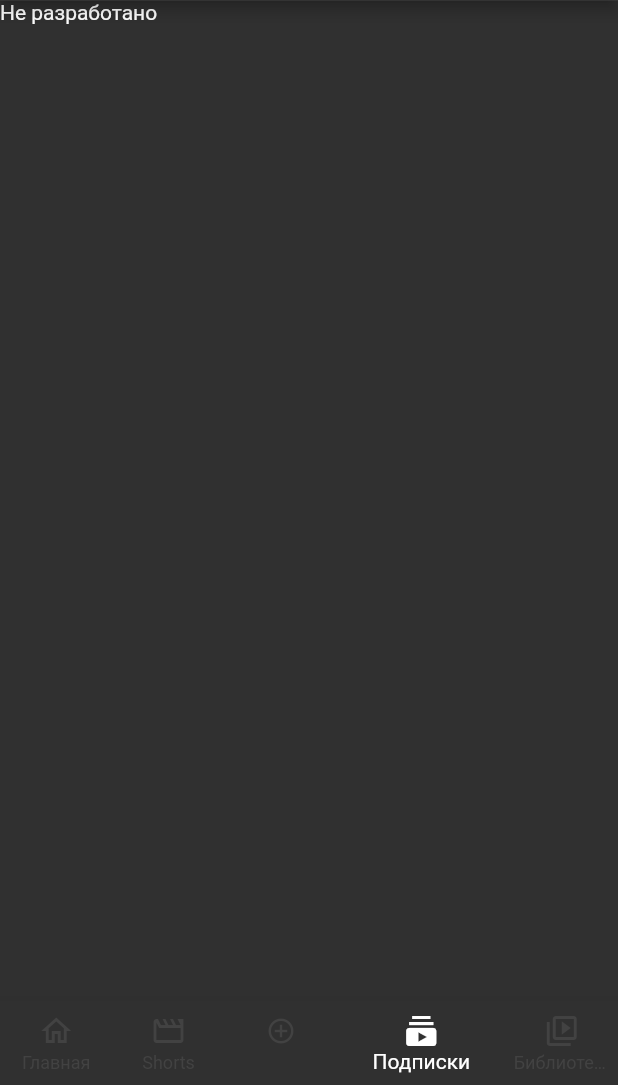
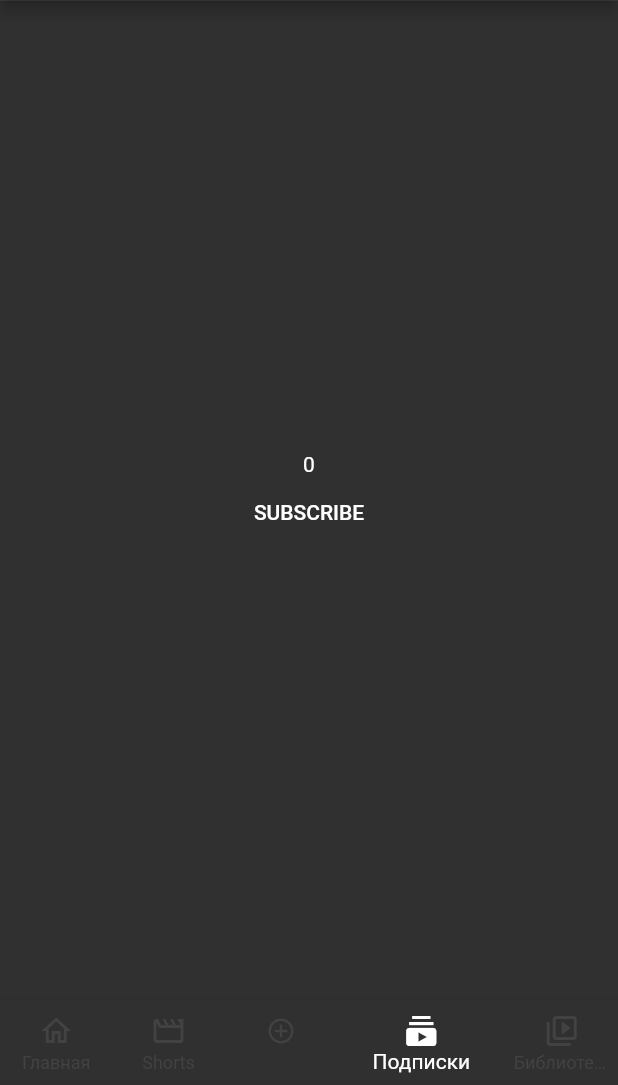
Before and after one commit to dimon836/UniversityLabs, a Flutter app: the screen it shows after launch, item 4 of the bottom bar chosen, on a phone screen of 412 x 824 dp, the part 151-1236 px from its top. Run offline on Flutter 3.47's test engine with Material 2 defaults, Android fonts, the phone set to English and light mode, and no system bars; our stand-ins replace flutter_svg; missing offline and left inert: rainbow_container; project files that could hold a hidden picture were left out.

Commit message:
add 3rd lab Flutter

```diff
--- a/FlutterLabs/lab2_flutter/lib/main.dart
+++ b/FlutterLabs/lab2_flutter/lib/main.dart
@@ -2,15 +2,24 @@ import 'package:flutter/cupertino.dart';
 import 'package:flutter/material.dart';
 import 'package:flutter_svg/flutter_svg.dart';
 import 'package:rainbow_container/rainbow_container.dart';
+import 'package:provider/provider.dart';
+import './pages/subscriptions_page.dart';
+import './models/videos.dart';
 import './pages/main_page.dart';
 
 void main() {
-  runApp(MyApp());
+  runApp(
+    ChangeNotifierProvider(
+      create: (context) => Videos(),
+      child: MyApp(),
+    ),
+  );
 }
 
 class MyApp extends StatelessWidget {
   @override
   Widget build(BuildContext context) {
+    Provider.of<Videos>(context, listen: false).update();
     return MaterialApp(
       title: 'MyTube - YouTube Clone',
       theme: ThemeData(
@@ -57,6 +66,7 @@ class App extends StatefulWidget {
 
 class _AppState extends State<App> {
   int _selectedIndex = 0;
+  int _totalSubscribeCount = 0;
   final GlobalKey<ScaffoldState> _scaffoldKey = GlobalKey<ScaffoldState>();
 
   void _openEndDrawer() {
@@ -73,11 +83,20 @@ class _AppState extends State<App> {
     });
   }
 
-  static final _indexToPageMap = [
-    MainPage(),
+  void incrementTotalSubsCount() {
+    setState(() {
+      _totalSubscribeCount++;
+    });
+  }
+
+  List get indexToPageMap => [
+    MainPage(incrementSubscribeCounter: incrementTotalSubsCount),
     Text('Не разработано'),
     Text('Не разработано'),
-    Text('Не разработано'),
+    SubscriptionsPage(
+        totalSubscribeClicks: _totalSubscribeCount,
+        onClick: incrementTotalSubsCount
+    ),
     Text('Не разработано'),
   ];
 
@@ -293,15 +312,7 @@ class _AppState extends State<App> {
       ),
       endDrawerEnableOpenDragGesture: false,
 
-      // floatingActionButton: FloatingActionButton(
-      //   onPressed: () {
-      //     // Add your onPressed code here!
-      //   },
-      //   child: const Icon(Icons.navigation),
-      //   backgroundColor: Colors.grey,
-      // ),
-
-      body: _indexToPageMap.elementAt(_selectedIndex),
+      body: indexToPageMap.elementAt(_selectedIndex),
     );
   }
 }
--- /dev/null
+++ b/FlutterLabs/lab2_flutter/lib/pages/subscriptions_page.dart
@@ -0,0 +1,32 @@
+import 'package:flutter/material.dart';
+
+class SubscriptionsPage extends StatelessWidget {
+  final int totalSubscribeClicks;
+  final VoidCallback onClick;
+
+  const SubscriptionsPage(
+      {Key? key, required this.totalSubscribeClicks, required this.onClick})
+      : super(key: key);
+
+  @override
+  Widget build(BuildContext context) {
+    return CustomScrollView(slivers: [
+      SliverFillRemaining(
+        hasScrollBody: false,
+        child: Column(
+          mainAxisAlignment: MainAxisAlignment.center,
+          crossAxisAlignment: CrossAxisAlignment.center,
+          children: [
+            Text("${this.totalSubscribeClicks}"),
+            TextButton(
+              onPressed: () {
+                onClick();
+              },
+              child: Text("SUBSCRIBE"),
+            ),
+          ],
+        ),
+      ),
+    ]);
+  }
+}
--- a/FlutterLabs/lab2_flutter/pubspec.yaml
+++ b/FlutterLabs/lab2_flutter/pubspec.yaml
@@ -37,6 +37,8 @@ dependencies:
   flutter_svg: ^0.22.0
   url_launcher: ^6.0.18
   rainbow_container: ^2.0.0
+  provider: ^6.0.1
+  intl: ^0.17.0
 
 dev_dependencies:
   flutter_test:
```
Also changed, not shown: FlutterLabs/lab2_flutter/lib/components/video_preview.dart (+8 -3 lines), FlutterLabs/lab2_flutter/lib/models/videos.dart (added, +62 -0 lines), FlutterLabs/lab2_flutter/lib/pages/main_page.dart (+11 -2 lines), FlutterLabs/lab2_flutter/lib/pages/video_page.dart (+40 -44 lines), FlutterLabs/lab2_flutter/lib/videos.dart (+12 -16 lines), FlutterLabs/lab2_flutter/pubspec.lock.
